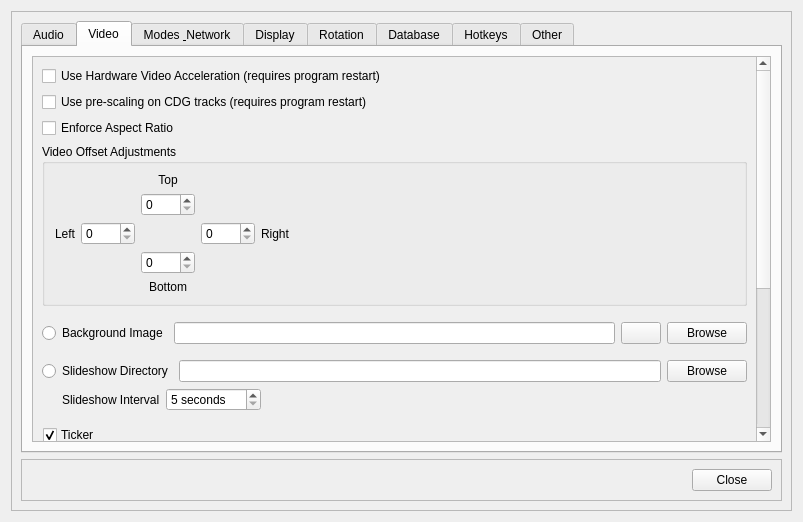
This is src/dlgsettings.ui in gtachibana/OpenKJ as Qt 5 draws it before an edit. The edited form follows.
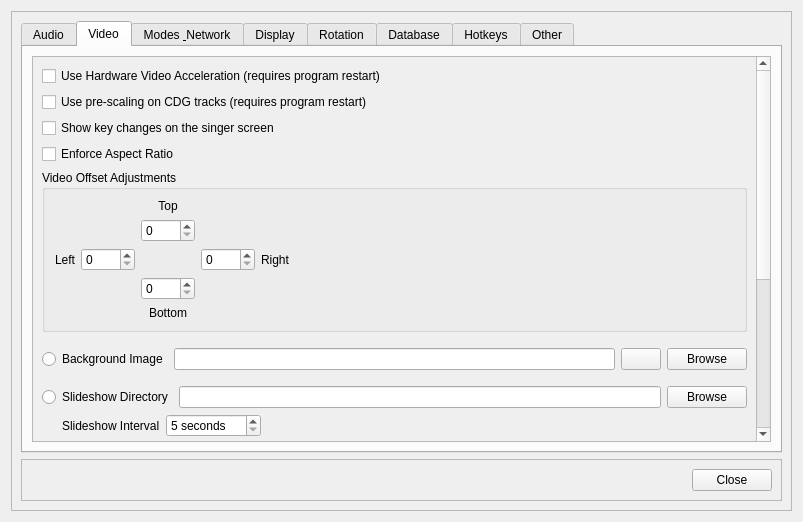
This is the edited form. The open tabs and pages were chosen to show the change. Icons and pictures are not drawn.

Commit message: feat(local): let a singer nudge their own key, and show it on the singer screen

The edit to the form file:
```diff
--- a/src/dlgsettings.ui
+++ b/src/dlgsettings.ui
@@ -344,6 +344,16 @@
                   </property>
                  </widget>
                 </item>
+                <item>
+                 <widget class="QCheckBox" name="checkBoxPitchCue">
+                  <property name="toolTip">
+                   <string>&lt;html&gt;&lt;head/&gt;&lt;body&gt;&lt;p&gt;Briefly shows the new key on the singer screen whenever the key is changed during a song, then fades out.&lt;/p&gt;&lt;/body&gt;&lt;/html&gt;</string>
+                  </property>
+                  <property name="text">
+                   <string>Show key changes on the singer screen</string>
+                  </property>
+                 </widget>
+                </item>
                 <item>
                  <widget class="QCheckBox" name="checkBoxEnforceAspectRatio">
                   <property name="toolTip">
```
The commit also changes 10 other files.
